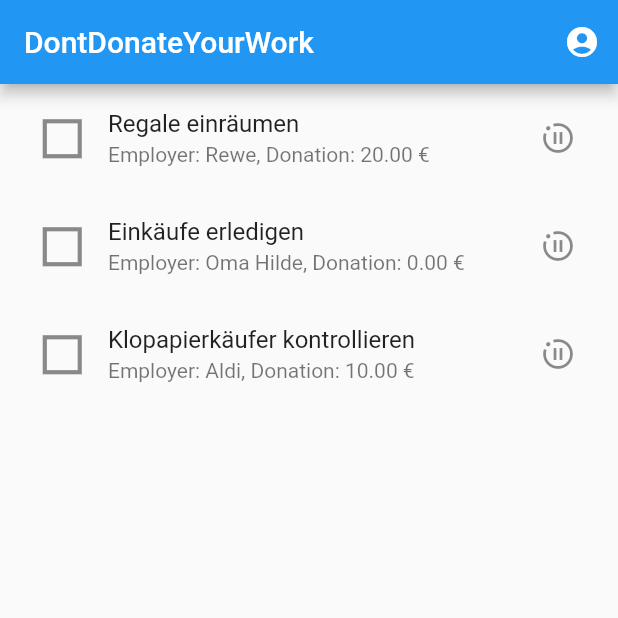
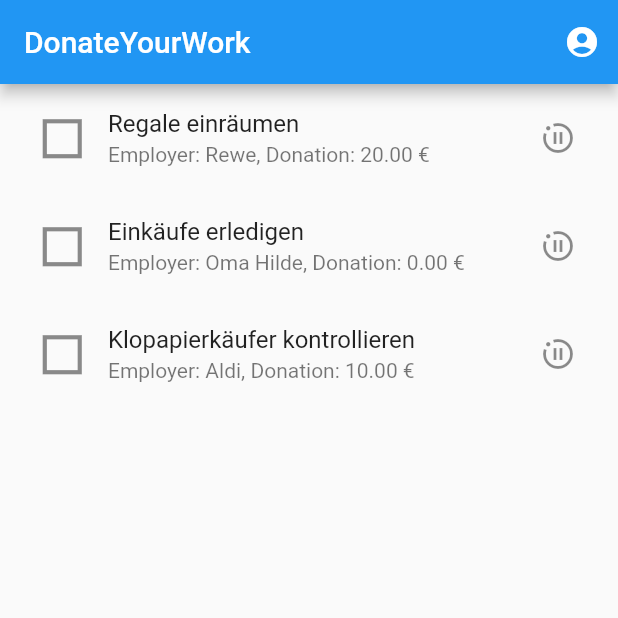
Before and after one commit to ConstantinKoch/WirVSVirus, a Flutter app: the screen it shows after launch, on a phone screen of 412 x 824 dp, the top half of it. Run offline on Flutter 3.47's test engine with Material 2 defaults, Android fonts, the phone set to English and light mode, and no system bars.

Commit message:
Small Fix

```diff
--- a/App/wirvsvirus/lib/Skeleton.dart
+++ b/App/wirvsvirus/lib/Skeleton.dart
@@ -16,7 +16,7 @@ class _SkeletonState extends State<Skeleton> {
   build(BuildContext context) {
     return Scaffold(
       appBar: AppBar(
-        title: Text('DontDonateYourWork'),
+        title: Text('DonateYourWork'),
         actions: [
           (this.body.runtimeType == AccountView) ?
           IconButton(
```
